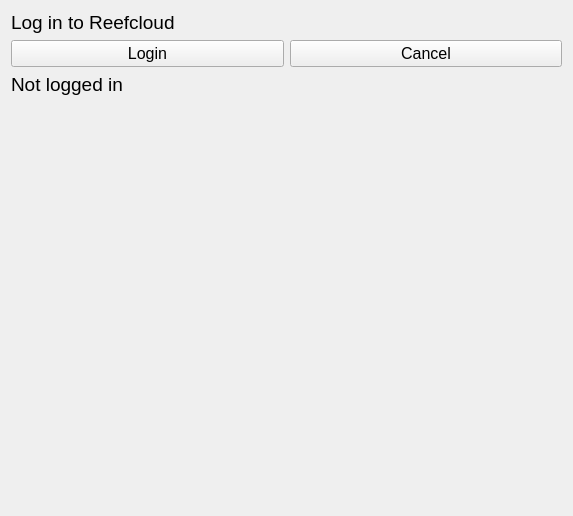
Before: the Qt Designer form src/resources/reefcloud-connect.ui in open-AIMS/reefscan_desktop_data_manager, drawn with Qt 5.
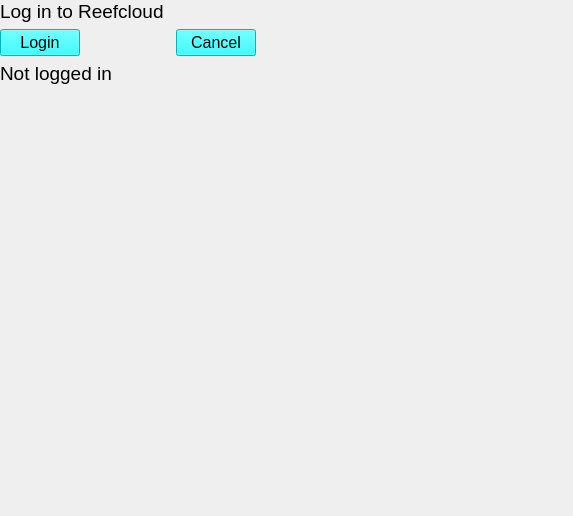
After: the same form once the commit is applied.

```diff
--- a/src/resources/reefcloud-connect.ui
+++ b/src/resources/reefcloud-connect.ui
@@ -14,34 +14,100 @@
    <string>Form</string>
   </property>
   <layout class="QGridLayout" name="gridLayout">
-   <item row="5" column="1">
-    <widget class="QPushButton" name="cancel_button">
-     <property name="font">
-      <font>
-       <pointsize>12</pointsize>
-      </font>
-     </property>
-     <property name="text">
-      <string>Cancel</string>
-     </property>
-    </widget>
-   </item>
-   <item row="5" column="0">
+   <property name="leftMargin">
+    <number>0</number>
+   </property>
+   <property name="topMargin">
+    <number>0</number>
+   </property>
+   <property name="bottomMargin">
+    <number>0</number>
+   </property>
+   <item row="0" column="0" alignment="Qt::AlignLeft|Qt::AlignTop">
+    <widget class="QWidget" name="widget" native="true">
+     <property name="sizePolicy">
+      <sizepolicy hsizetype="Fixed" vsizetype="Fixed">
+       <horstretch>0</horstretch>
+       <verstretch>0</verstretch>
+      </sizepolicy>
+     </property>
+     <layout class="QGridLayout" name="gridLayout_2">
+      <property name="leftMargin">
+       <number>0</number>
+      </property>
+      <property name="topMargin">
+       <number>0</number>
+      </property>
+      <property name="rightMargin">
+       <number>0</number>
+      </property>
+      <property name="bottomMargin">
+       <number>0</number>
+      </property>
+      <item row="1" column="0">
     <widget class="QPushButton" name="login_button">
+        <property name="sizePolicy">
+         <sizepolicy hsizetype="Fixed" vsizetype="Fixed">
+          <horstretch>0</horstretch>
+          <verstretch>0</verstretch>
+         </sizepolicy>
+        </property>
      <property name="font">
       <font>
        <pointsize>12</pointsize>
       </font>
      </property>
+        <property name="styleSheet">
+         <string notr="true">background-color: cyan;</string>
+        </property>
      <property name="text">
       <string>Login</string>
      </property>
     </widget>
    </item>
-   <item row="3" column="0">
+      <item row="1" column="2">
+       <widget class="QPushButton" name="cancel_button">
+        <property name="sizePolicy">
+         <sizepolicy hsizetype="Fixed" vsizetype="Fixed">
+          <horstretch>0</horstretch>
+          <verstretch>0</verstretch>
+         </sizepolicy>
+        </property>
+        <property name="font">
+         <font>
+          <pointsize>12</pointsize>
+         </font>
+        </property>
+        <property name="styleSheet">
+         <string notr="true">background-color: cyan;</string>
+        </property>
+        <property name="text">
+         <string>Cancel</string>
+        </property>
+       </widget>
+      </item>
+      <item row="2" column="0" colspan="3">
+       <widget class="QLabel" name="username_label">
+        <property name="sizePolicy">
+         <sizepolicy hsizetype="Fixed" vsizetype="Fixed">
+          <horstretch>0</horstretch>
+          <verstretch>0</verstretch>
+         </sizepolicy>
+        </property>
+        <property name="font">
+         <font>
+          <pointsize>14</pointsize>
+         </font>
+        </property>
+        <property name="text">
+         <string>Not logged in</string>
+        </property>
+       </widget>
+      </item>
+      <item row="0" column="0">
     <widget class="QLabel" name="label_3">
      <property name="sizePolicy">
-      <sizepolicy hsizetype="Preferred" vsizetype="Fixed">
+         <sizepolicy hsizetype="Fixed" vsizetype="Fixed">
        <horstretch>0</horstretch>
        <verstretch>0</verstretch>
       </sizepolicy>
@@ -55,47 +121,20 @@
      <property name="font">
       <font>
        <pointsize>14</pointsize>
+          <kerning>false</kerning>
       </font>
      </property>
      <property name="text">
       <string>Log in to Reefcloud</string>
      </property>
      <property name="margin">
-      <number>20</number>
+         <number>0</number>
      </property>
     </widget>
    </item>
-   <item row="6" column="0">
-    <widget class="QLabel" name="username_label">
-     <property name="sizePolicy">
-      <sizepolicy hsizetype="Preferred" vsizetype="Fixed">
-       <horstretch>0</horstretch>
-       <verstretch>0</verstretch>
-      </sizepolicy>
-     </property>
-     <property name="font">
-      <font>
-       <pointsize>14</pointsize>
-      </font>
-     </property>
-     <property name="text">
-      <string>Not logged in</string>
-     </property>
+     </layout>
     </widget>
    </item>
-   <item row="7" column="0">
-    <spacer name="verticalSpacer">
-     <property name="orientation">
-      <enum>Qt::Vertical</enum>
-     </property>
-     <property name="sizeHint" stdset="0">
-      <size>
-       <width>20</width>
-       <height>40</height>
-      </size>
-     </property>
-    </spacer>
-   </item>
   </layout>
  </widget>
  <resources/>
```
Lines whose indentation alone changed are shown as unchanged.
